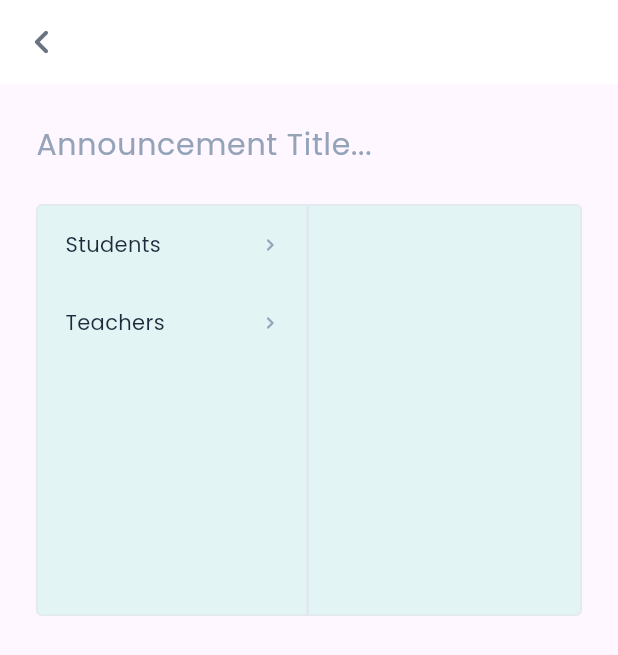
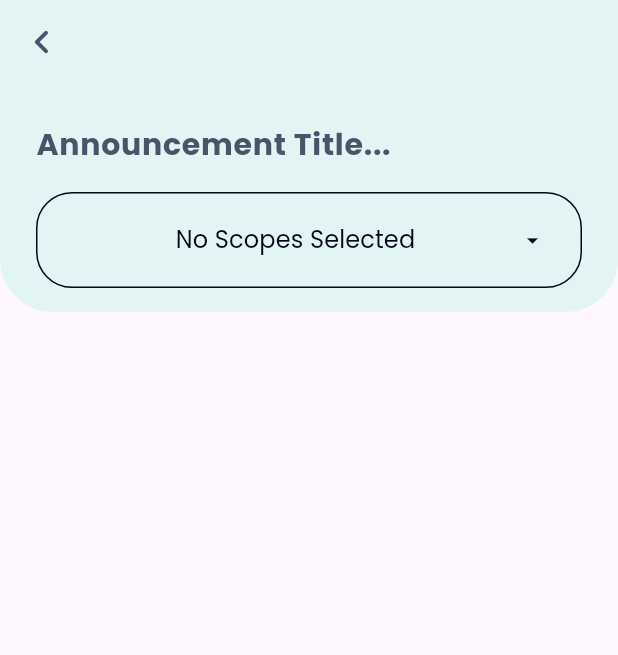
Before and after one commit to Aadv1k/Project_CampusPilot, a Flutter app: the screen it shows after launch, on a phone screen of 412 x 824 dp. Shown: the top 655 px of the screen. Run offline on Flutter 3.47's test engine with Material 3 defaults, Android fonts, the phone set to English and light mode, and no system bars; our stand-ins replace flutter_otp_text_field, flutter_secure_storage, google_fonts, jwt_decoder, mask_text_input_formatter.

Commit message:
The scope selector, works!

```diff
--- a/app/lib/components/button.dart
+++ b/app/lib/components/button.dart
@@ -43,6 +43,70 @@ class PrimaryButton extends StatelessWidget {
     );
   }
 }
+
+class CustomOutlinedButton extends StatelessWidget {
+  final VoidCallback? onPressed;
+  final double width;
+  final String text;
+  final bool isLoading;
+  final IconData? icon;
+
+  const CustomOutlinedButton({
+    super.key,
+    required this.width,
+    required this.text,
+    this.onPressed,
+    this.isLoading = false,
+    this.icon,
+  });
+
+  @override
+  Widget build(BuildContext context) {
+    return SizedBox(
+      width: width,
+      height: Heights.xl,
+      child: OutlinedButton(
+        iconAlignment: IconAlignment.end,
+        onPressed: isLoading ? null : onPressed,
+        style: OutlinedButton.styleFrom(
+          side: BorderSide(color: Palette.slate950),
+          shape: RoundedRectangleBorder(
+            borderRadius: BorderRadius.circular(Radii.xl),
+          ),
+        ),
+        child: isLoading
+            ? const SizedBox(
+                width: Widths.lg,
+                height: Widths.lg,
+                child: CircularProgressIndicator(
+                  valueColor: AlwaysStoppedAnimation<Color>(Palette.slate950),
+                ),
+              )
+            : Row(
+                mainAxisAlignment: MainAxisAlignment.spaceBetween,
+                children: [
+                  Expanded(
+                    child: Text(
+                      text,
+                      textAlign: TextAlign.center,
+                      style: const TextStyle(
+                        fontSize: FontSize.base,
+                        fontWeight: FontWeight.normal,
+                        color: Palette.slate950,
+                      ),
+                    ),
+                  ),
+                  if (icon != null) ...[
+                    Icon(icon, color: Palette.slate950),
+                  ],
+                ],
+              ),
+      ),
+    );
+  }
+}
+
+
 
 class SquareIconButton extends StatelessWidget {
   final IconData icon;
--- a/app/lib/main.dart
+++ b/app/lib/main.dart
@@ -1,4 +1,5 @@
 import 'package:app/services/token_service.dart';
+import 'package:app/utils/colors.dart';
 import 'package:app/views/announcement_create_view.dart';
 import 'package:app/views/announcement_list_view.dart';
 import 'package:app/views/login_view.dart';
@@ -25,7 +26,12 @@ class MyApp extends StatelessWidget {
       if (snapshot.connectionState == ConnectionState.done) {
         return MaterialApp(
           title: "Project CampusPilot",
-          theme: ThemeData(brightness: Brightness.light)
+          theme: ThemeData(brightness: Brightness.light,
+          buttonTheme: ButtonThemeData(
+            splashColor: Palette.slate950,
+            highlightColor: Palette.slate950.withOpacity(0.8)
+          ),
+          )
               .copyWith(textTheme: GoogleFonts.poppinsTextTheme()),
           home: const AnnouncementCreateView(),
           debugShowCheckedModeBanner: true,
--- a/app/lib/views/announcement_create_view.dart
+++ b/app/lib/views/announcement_create_view.dart
@@ -1,9 +1,8 @@
+import 'package:app/components/button.dart';
 import 'package:app/components/scope_selector.dart';
-import 'package:app/models/announcement.dart';
 import 'package:app/utils/colors.dart';
 import 'package:app/utils/sizes.dart';
 import 'package:flutter/material.dart';
-import 'package:flutter/services.dart';
 
 class AnnouncementCreateView extends StatefulWidget {
   const AnnouncementCreateView({super.key});
@@ -32,46 +31,85 @@ class _AnnouncementCreateViewState extends State<AnnouncementCreateView> {
     super.dispose();
   }
 
+  void _showScopeSelectionSheet(BuildContext context) {
+
+    showModalBottomSheet(
+      context: context,
+      isScrollControlled: true,
+      enableDrag: false,
+      isDismissible: false,
+      builder: (BuildContext childContext) {
+        return Container(
+          height: MediaQuery.sizeOf(context).height * 0.75,
+          width: double.infinity,
+          padding: const EdgeInsets.symmetric(vertical: Spacing.lg),
+          decoration: const BoxDecoration(
+            color: Colors.white,
+            borderRadius: BorderRadius.only(topLeft: Radius.circular(Radii.lg), topRight: Radius.circular(Radii.lg))
+          ),
+          child: const Column(
+            crossAxisAlignment: CrossAxisAlignment.start,
+            children: [
+
+              Padding(
+                padding: EdgeInsets.symmetric(horizontal: Spacing.lg),
+                child: Text("Select an Audience", style: TextStyle(fontWeight: FontWeight.bold, fontSize: FontSize.lg)),
+              ),
+              SizedBox(height: Spacing.md),
+              ScopeSelector()
+            ],
+          ),
+        );
+      }
+    );
+  }
+
   @override
   Widget build(BuildContext context) {
     return Scaffold(
         appBar: AppBar(
           scrolledUnderElevation: 0.0,
-          backgroundColor: Palette.white,
+          backgroundColor: Palette.offWhite100,
           leading: IconButton(
             icon: const Icon(
               Icons.chevron_left_rounded,
               size: 32,
-              color: Palette.gray500,
+              color: Palette.slate600,
             ),
             onPressed: () {
               Navigator.pop(context);
             },
           ),
         ),
-        body: Padding(
-          padding: const EdgeInsets.symmetric(
-              horizontal: Spacing.lg, vertical: Spacing.md),
-          child: Column(
+        body: Column(
           mainAxisAlignment: MainAxisAlignment.start,
           crossAxisAlignment: CrossAxisAlignment.start,
+          children: [
+            Container(
+              padding: const EdgeInsets.symmetric(vertical: Spacing.md, horizontal: Spacing.lg),
+              decoration: const BoxDecoration(
+                color: Palette.offWhite100,
+                borderRadius: BorderRadius.only(bottomLeft: Radius.circular(35), bottomRight: Radius.circular(35)),
+              ),
+              child: Column(
                 children: [
                   TextField(
                     maxLines: null,
                     controller: _titleController,
                     decoration: const InputDecoration(
                       border: InputBorder.none,
-                  hintStyle: TextStyle(fontSize: FontSize.lg, color: Palette.slate400),
+                      hintStyle: TextStyle(fontSize: FontSize.lg, color: Palette.slate600),
                       hintText: "Announcement Title..."
                     ),
-                style: TextStyle(fontSize: FontSize.lg, color: Palette.slate800)
+                    style: const TextStyle(fontSize: FontSize.lg, color: Palette.slate800, fontWeight: FontWeight.bold)
                   ),
+                  const SizedBox(height: Spacing.sm),
+                  CustomOutlinedButton(onPressed: () => _showScopeSelectionSheet(context), text: "No Scopes Selected", icon: Icons.arrow_drop_down_sharp, width: double.infinity)
 
-              const SizedBox(height: Spacing.md),
-
-              const ScopeSelector()
                 ],
               ),
+            )
+          ],
         ));
   }
 }
```
Also changed, not shown: app/lib/components/scope_selector.dart (+46 -8 lines). Lines whose indentation alone changed are shown as unchanged.
